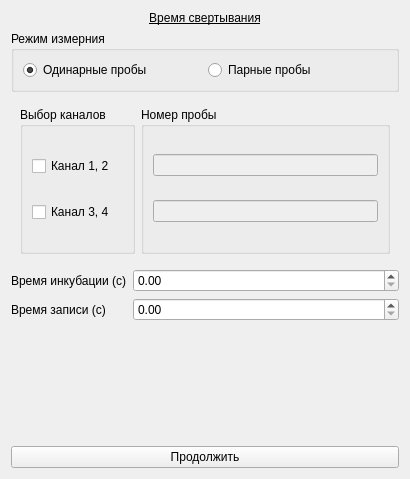
Qt form choisedialog/ko1.ui (krang4d/Agrekola) before a commit.
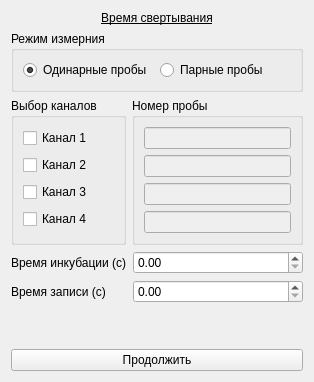
The same form after that commit. The open tabs and pages were chosen to show the change.

Diff of the .ui file:
```diff
--- a/choisedialog/ko1.ui
+++ b/choisedialog/ko1.ui
@@ -6,8 +6,8 @@
    <rect>
     <x>0</x>
     <y>0</y>
-    <width>410</width>
-    <height>479</height>
+    <width>314</width>
+    <height>379</height>
    </rect>
   </property>
   <property name="windowTitle">
@@ -69,11 +69,6 @@
     </widget>
    </item>
    <item>
-    <widget class="QStackedWidget" name="stackedWidget">
-     <property name="currentIndex">
-      <number>0</number>
-     </property>
-     <widget class="QWidget" name="page">
       <layout class="QHBoxLayout" name="horizontalLayout">
        <item>
         <widget class="QGroupBox" name="groupBox_ch">
@@ -150,58 +145,6 @@
         </widget>
        </item>
       </layout>
-     </widget>
-     <widget class="QWidget" name="page_2">
-      <layout class="QHBoxLayout" name="horizontalLayout_3">
-       <item>
-        <widget class="QGroupBox" name="groupBox_ch_2">
-         <property name="title">
-          <string>Выбор каналов</string>
-         </property>
-         <layout class="QVBoxLayout" name="verticalLayout_6">
-          <item>
-           <widget class="QCheckBox" name="checkBox_ch1_2">
-            <property name="text">
-             <string>Канал 1, 2</string>
-            </property>
-           </widget>
-          </item>
-          <item>
-           <widget class="QCheckBox" name="checkBox_ch3_2">
-            <property name="text">
-             <string>Канал 3, 4</string>
-            </property>
-           </widget>
-          </item>
-         </layout>
-        </widget>
-       </item>
-       <item>
-        <widget class="QGroupBox" name="groupBox_2">
-         <property name="title">
-          <string>Номер пробы</string>
-         </property>
-         <layout class="QVBoxLayout" name="verticalLayout_3">
-          <item>
-           <widget class="QLineEdit" name="lineEdit_ch1_2">
-            <property name="enabled">
-             <bool>false</bool>
-            </property>
-           </widget>
-          </item>
-          <item>
-           <widget class="QLineEdit" name="lineEdit_ch3_2">
-            <property name="enabled">
-             <bool>false</bool>
-            </property>
-           </widget>
-          </item>
-         </layout>
-        </widget>
-       </item>
-      </layout>
-     </widget>
-    </widget>
    </item>
    <item>
     <layout class="QFormLayout" name="formLayout">
```
Left out of the diff: 40 changed lines with no effect on the pictures. Lines whose indentation alone changed are shown as unchanged.
